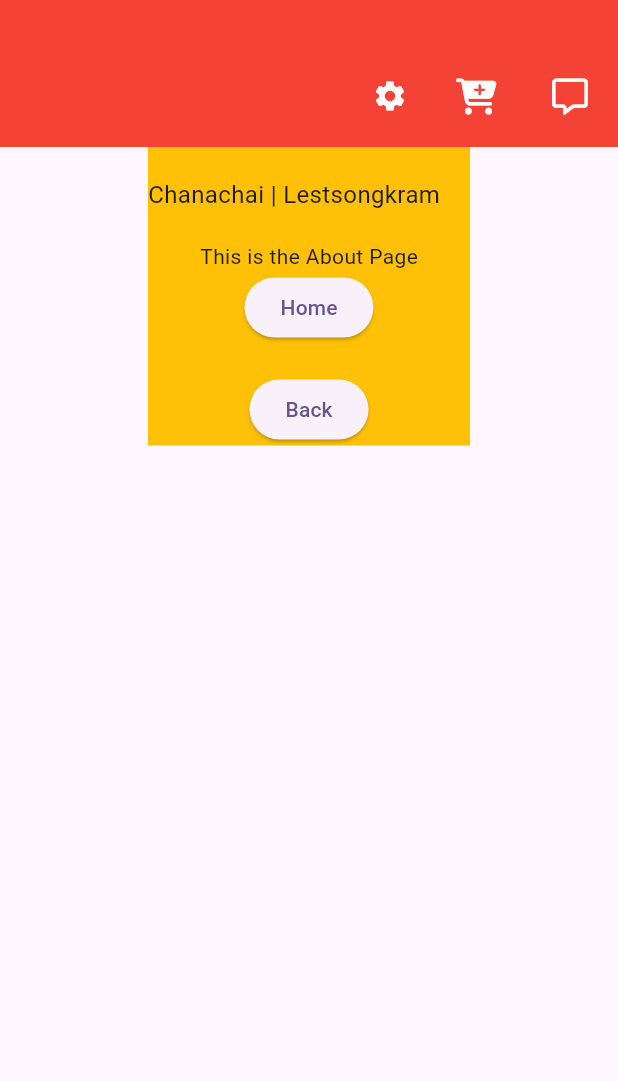
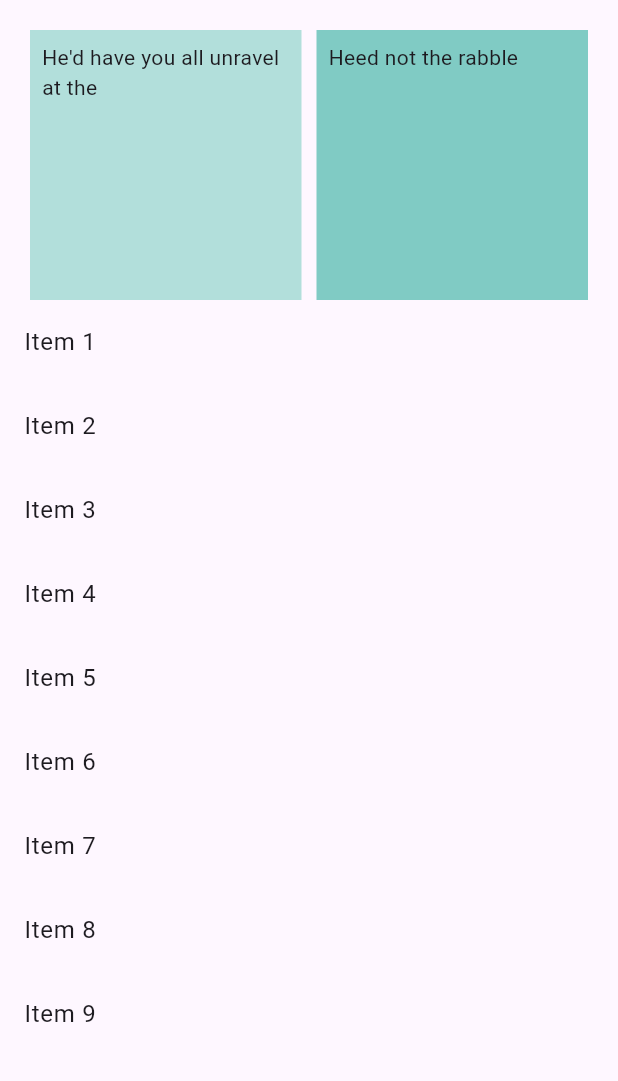
Before and after one commit to Lskram/Profile, a Flutter app: the screen it shows after launch, on a phone screen of 412 x 824 dp, the part 84-1165 px from its top. Run offline on Flutter 3.47's test engine with Material 3 defaults, Android fonts, the phone set to English and light mode, and no system bars; our stand-ins replace get.

```diff
--- a/lib/main.dart
+++ b/lib/main.dart
@@ -1,7 +1,8 @@
 import 'package:flutter/material.dart';
 import 'package:get/get.dart';
 import 'drawer.dart';
-import 'package:font_awesome_flutter/font_awesome_flutter.dart';
+import 'about_page.dart'; // นำเข้า AboutPage class
+import 'bottom_sheet_page.dart'; // นำเข้า BottomSheetPage class
 
 void main() {
   runApp(const MyApp());
@@ -51,60 +52,58 @@ class _MyHomePageState extends State<MyHomePage> {
       ),
       body: Column(
         children: [
+          Expanded(
+            child: ListView.builder(
+              itemCount: 10,
+              itemBuilder: (context, index) {
+                if (index == 0) {
+                  return Container(
+                    height: 200,
+                    child: GridView.count(
+                      primary: false,
+                      padding: const EdgeInsets.all(20),
+                      crossAxisSpacing: 10,
+                      mainAxisSpacing: 10,
+                      crossAxisCount: 2,
+                      children: <Widget>[
                         Container(
-            padding: const EdgeInsets.only(
-              top: 40,
-              right: 20,
-              bottom: 10,
+                          padding: const EdgeInsets.all(8),
+                          color: Colors.teal[100],
+                          child: const Text("He'd have you all unravel at the"),
                         ),
-            color: Colors.red,
-            child: Row(
-              mainAxisAlignment: MainAxisAlignment.end,
-              children: [
-                IconButton(
-                  icon: const Icon(Icons.settings, color: Colors.white),
-                  onPressed: () {
-                    Get.to(() => const AboutPage());
-                  },
+                        Container(
+                          padding: const EdgeInsets.all(8),
+                          color: Colors.teal[200],
+                          child: const Text('Heed not the rabble'),
                         ),
-                const SizedBox(width: 20),
-                const Icon(FontAwesomeIcons.cartPlus, color: Colors.white),
-                const SizedBox(width: 40),
-                const Icon(FontAwesomeIcons.message, color: Colors.white),
+                        Container(
+                          padding: const EdgeInsets.all(8),
+                          color: Colors.teal[300],
+                          child: const Text('Sound of screams but the'),
+                        ),
+                        Container(
+                          padding: const EdgeInsets.all(8),
+                          color: Colors.teal[400],
+                          child: const Text('Who scream'),
+                        ),
+                        Container(
+                          padding: const EdgeInsets.all(8),
+                          color: Colors.teal[500],
+                          child: const Text('Revolution is coming...'),
+                        ),
+                        Container(
+                          padding: const EdgeInsets.all(8),
+                          color: Colors.teal[600],
+                          child: const Text('Revolution, they...'),
+                        ),
                       ],
                     ),
-          ),
-          Container(
-            color: Colors.amber,
-            child: Column(
-              children: [
-                const SizedBox(height: 10),
-                Container(
-                  padding: const EdgeInsets.only(
-                    top: 10,
-                    right: 20,
-                    bottom: 20,
-                  ),
-                  child: const Text(
-                    "Chanachai | Lestsongkram",
-                    style: TextStyle(fontSize: 16),
-                  ),
-                ),
-                const Text('This is the About Page'),
-                ElevatedButton(
-                  onPressed: () {
-                    Get.to(() => const AboutPage());
+                  );
+                }
+                return ListTile(
+                  title: Text('Item $index'),
+                );
               },
-                  child: const Text('Home'),
-                ),
-                const SizedBox(height: 20),
-                ElevatedButton(
-                  onPressed: () {
-                    Get.back();
-                  },
-                  child: const Text('Back'),
-                ),
-              ],
             ),
           ),
         ],
@@ -113,31 +112,3 @@ class _MyHomePageState extends State<MyHomePage> {
     );
   }
 }
-
-class AboutPage extends StatelessWidget {
-  const AboutPage({Key? key}) : super(key: key);
-
-  @override
-  Widget build(BuildContext context) {
-    return Scaffold(
-      appBar: AppBar(
-        title: const Text('About Page'),
-      ),
-      body: Center(
-        child: Column(
-          mainAxisAlignment: MainAxisAlignment.center,
-          children: [
-            const Text('This is the About Page'),
-            const SizedBox(height: 20),
-            ElevatedButton(
-              onPressed: () {
-                Get.offAll(MyHomePage(title: 'Flutter Demo Home Page'));
-              },
-              child: const Text('Back'),
-            ),
-          ],
-        ),
-      ),
-    );
-  }
-}
```
Also changed, not shown: lib/about_page.dart (added, +29 -0 lines), lib/bottom_sheet_page.dart (added, +42 -0 lines), lib/drawer.dart (+10 -0 lines). Lines whose indentation alone changed are shown as unchanged.
